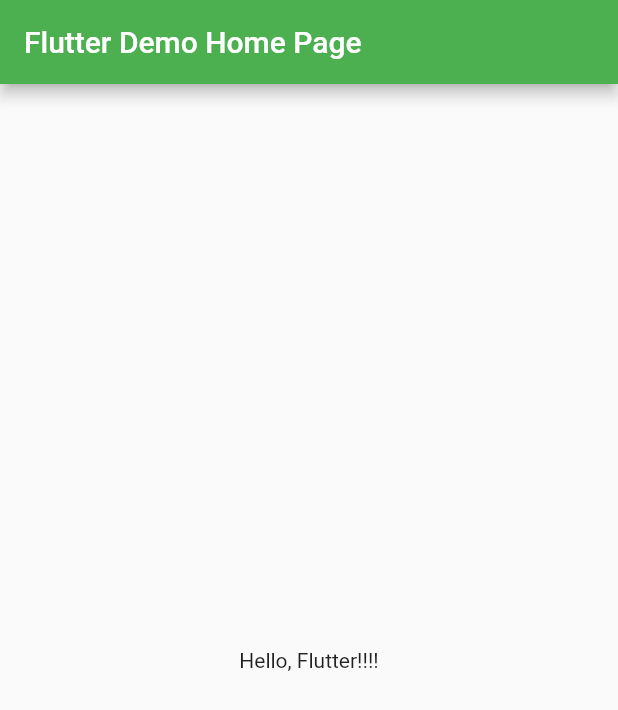
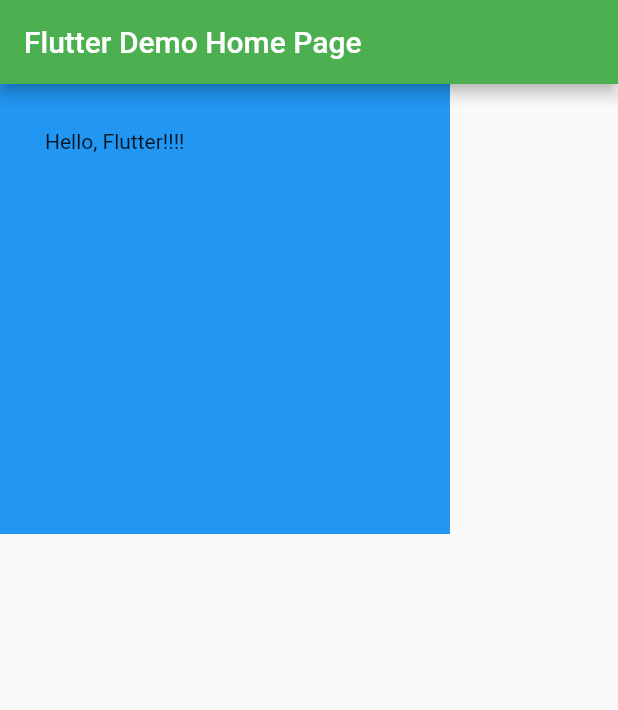
Before and after one commit to ireneeming/flutter_basic_01, a Flutter app: the screen it shows after launch, on a phone screen of 412 x 824 dp. Shown: the top 710 px of the screen. Run offline on Flutter 3.47's test engine with Material 2 defaults, Android fonts, the phone set to English and light mode, and no system bars.

Commit message:
⚡️ : Container() 위젯 사용해보기

```diff
--- a/lib/main.dart
+++ b/lib/main.dart
@@ -48,8 +48,12 @@ class MyHomePage extends StatelessWidget {
           title,
         ),
       ),
-      body: const Center(
+      body: Container(
         child: Text('Hello, Flutter!!!!'),
+        padding: EdgeInsets.all(30),
+        color: Colors.blue,
+        height: 300,
+        width: 300,
       ),
     );
   }
```
